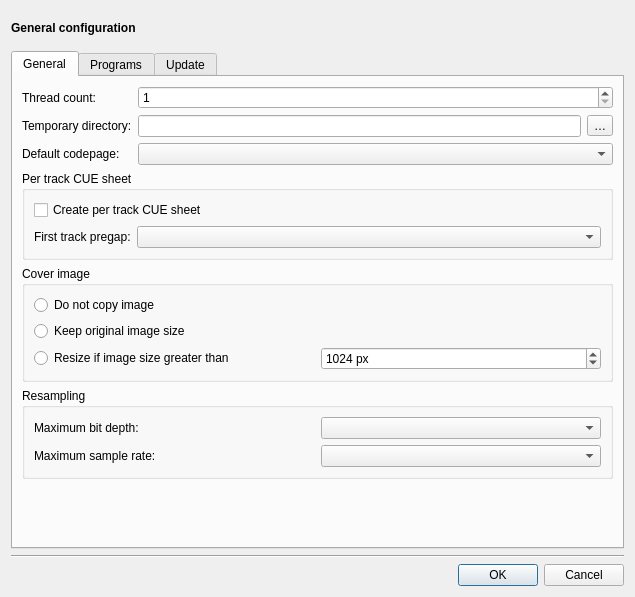
Qt form gui/configdialog/configdialog.ui (flacon/flacon) before a commit.
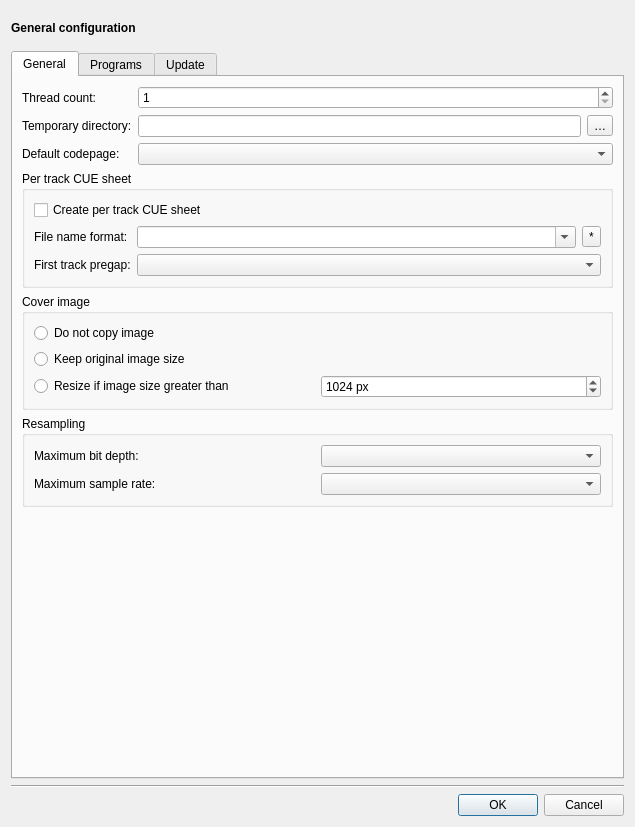
The same form after that commit. Custom widgets are drawn as their Qt base class.

Commit message: Close issue #83 Feature: dynamic naming of per track cuesheet

What changed in the file:
```diff
--- a/gui/configdialog/configdialog.ui
+++ b/gui/configdialog/configdialog.ui
@@ -7,7 +7,7 @@
     <x>0</x>
     <y>0</y>
     <width>635</width>
-    <height>597</height>
+    <height>827</height>
    </rect>
   </property>
   <property name="sizePolicy">
@@ -135,13 +135,16 @@
          </item>
          <item>
           <widget class="QGroupBox" name="perTrackCueGroup">
+           <property name="minimumSize">
+            <size>
+             <width>0</width>
+             <height>0</height>
+            </size>
+           </property>
            <property name="title">
             <string>Per track CUE sheet</string>
            </property>
            <layout class="QVBoxLayout" name="verticalLayout_3">
-            <property name="sizeConstraint">
-             <enum>QLayout::SetMinimumSize</enum>
-            </property>
             <item>
              <widget class="QCheckBox" name="perTrackCueCheck">
               <property name="text">
@@ -151,7 +154,7 @@
             </item>
             <item>
              <layout class="QGridLayout" name="gridLayout">
-              <item row="0" column="0">
+              <item row="1" column="0">
                <widget class="QLabel" name="preGapLabel">
                 <property name="text">
                  <string>First track pregap:</string>
@@ -159,6 +162,27 @@
                </widget>
               </item>
               <item row="0" column="1">
+               <widget class="QComboBox" name="perTrackCueFormatEdit">
+                <property name="editable">
+                 <bool>true</bool>
+                </property>
+               </widget>
+              </item>
+              <item row="0" column="2">
+               <widget class="OutPatternButton" name="perTrackCueFormatBtn">
+                <property name="text">
+                 <string notr="true">*</string>
+                </property>
+               </widget>
+              </item>
+              <item row="0" column="0">
+               <widget class="QLabel" name="perTrackCueLabel">
+                <property name="text">
+                 <string>File name format:</string>
+                </property>
+               </widget>
+              </item>
+              <item row="1" column="1" colspan="2">
                <widget class="QComboBox" name="preGapComboBox">
                 <property name="sizePolicy">
                  <sizepolicy hsizetype="Preferred" vsizetype="Fixed">
@@ -451,6 +475,11 @@
    <extends>QComboBox</extends>
    <header>controls.h</header>
   </customwidget>
+  <customwidget>
+   <class>OutPatternButton</class>
+   <extends>QToolButton</extends>
+   <header>controls.h</header>
+  </customwidget>
  </customwidgets>
  <tabstops>
   <tabstop>pages</tabstop>
```
Left out of the diff: 4 changed lines with no effect on the pictures. The commit also changes 14 other files.
